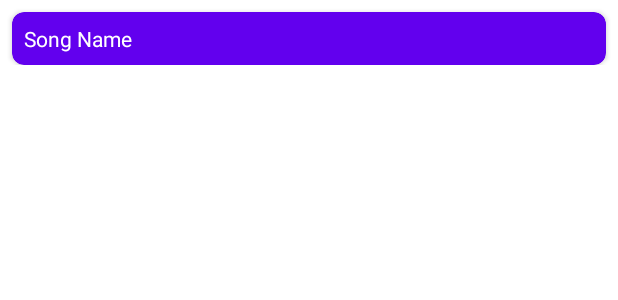
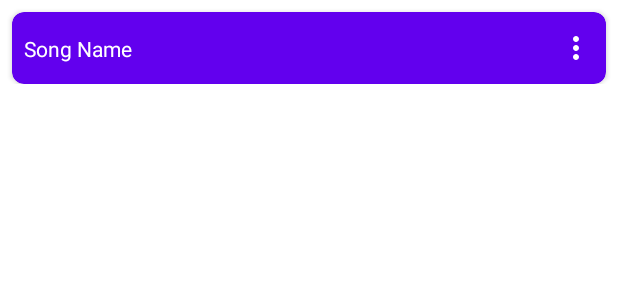
Before and after one commit to const703/guitar-songs-list, an Android app: the layout songs_list_row.xml on its own in the app's theme, with its tools: preview values and no code run, on a phone screen of 412 x 824 dp. Shown: the top 300 px of the screen. Run offline under Robolectric (Android 15) with nearby library versions, the phone set to English and light mode, and no system bars.

Commit message:
Add a kebab popup menu to each song with an option to delete the song

```diff
--- /dev/null
+++ b/app/src/main/res/drawable/more_vertical_icon.xml
@@ -0,0 +1,10 @@
+<vector xmlns:android="http://schemas.android.com/apk/res/android"
+    android:width="24dp"
+    android:height="24dp"
+    android:tint="#FFFFFF"
+    android:viewportWidth="24"
+    android:viewportHeight="24">
+    <path
+        android:fillColor="@android:color/white"
+        android:pathData="M12,8c1.1,0 2,-0.9 2,-2s-0.9,-2 -2,-2 -2,0.9 -2,2 0.9,2 2,2zM12,10c-1.1,0 -2,0.9 -2,2s0.9,2 2,2 2,-0.9 2,-2 -0.9,-2 -2,-2zM12,16c-1.1,0 -2,0.9 -2,2s0.9,2 2,2 2,-0.9 2,-2 -0.9,-2 -2,-2z" />
+</vector>
--- a/app/src/main/res/layout/songs_list_row.xml
+++ b/app/src/main/res/layout/songs_list_row.xml
@@ -7,7 +7,7 @@
 
     <androidx.cardview.widget.CardView
         android:layout_width="match_parent"
-        android:layout_height="wrap_content"
+        android:layout_height="48dp"
         android:layout_marginStart="8dp"
         android:layout_marginTop="8dp"
         android:layout_marginEnd="8dp"
@@ -27,13 +27,23 @@
                 android:layout_width="wrap_content"
                 android:layout_height="wrap_content"
                 android:layout_marginStart="8dp"
-                android:layout_marginTop="8dp"
-                android:layout_marginBottom="8dp"
                 android:textColor="@color/white"
                 app:layout_constraintBottom_toBottomOf="parent"
                 app:layout_constraintStart_toStartOf="parent"
                 app:layout_constraintTop_toTopOf="parent"
                 tools:text="Song Name" />
+
+            <ImageButton
+                android:id="@+id/more_button"
+                android:layout_width="wrap_content"
+                android:layout_height="wrap_content"
+                android:layout_marginEnd="8dp"
+                android:background="@android:color/transparent"
+                app:layout_constraintBottom_toBottomOf="parent"
+                app:layout_constraintEnd_toEndOf="parent"
+                app:layout_constraintTop_toTopOf="parent"
+                app:srcCompat="@drawable/more_vertical_icon" />
+
         </androidx.constraintlayout.widget.ConstraintLayout>
     </androidx.cardview.widget.CardView>
 </androidx.constraintlayout.widget.ConstraintLayout>
--- a/app/src/main/res/values/strings.xml
+++ b/app/src/main/res/values/strings.xml
@@ -1,4 +1,5 @@
 <resources>
     <string name="app_name">Guitar Songs List</string>
     <string name="add_action_title">Add a new song</string>
+    <string name="delete_action_title">Delete</string>
 </resources>
```
Also changed, not shown: app/src/main/java/com/konst/guitarsongslist/SongsAdapter.kt (+22 -2 lines), app/src/main/res/menu/song_menu.xml (added, +8 -0 lines).
